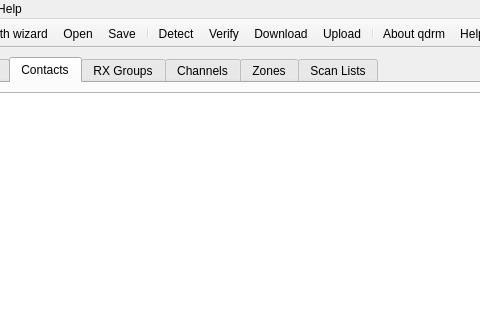
Before: the Qt Designer form shared/mainwindow.ui in hmatuschek/qdmr, drawn with Qt 5; both pictures show x 98 to 578 and y 0 to 320 of the 800 by 600 pixel window.
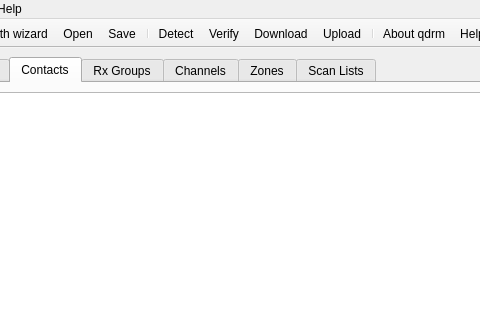
After: the same form once the commit is applied. The open tabs and pages were chosen to show the change. Icons and pictures are not drawn.

What changed in the file:
```diff
--- a/shared/mainwindow.ui
+++ b/shared/mainwindow.ui
@@ -178,7 +178,10 @@
       </widget>
       <widget class="QWidget" name="tabRXGroups">
        <attribute name="title">
-        <string>RX Groups</string>
+        <string>Rx Groups</string>
+       </attribute>
+       <attribute name="toolTip">
+        <string>This tab contains the Rx group lists.</string>
        </attribute>
        <layout class="QVBoxLayout" name="verticalLayout_14">
         <item>
```
Left out of the diff: 157 changed lines with no effect on the pictures.
